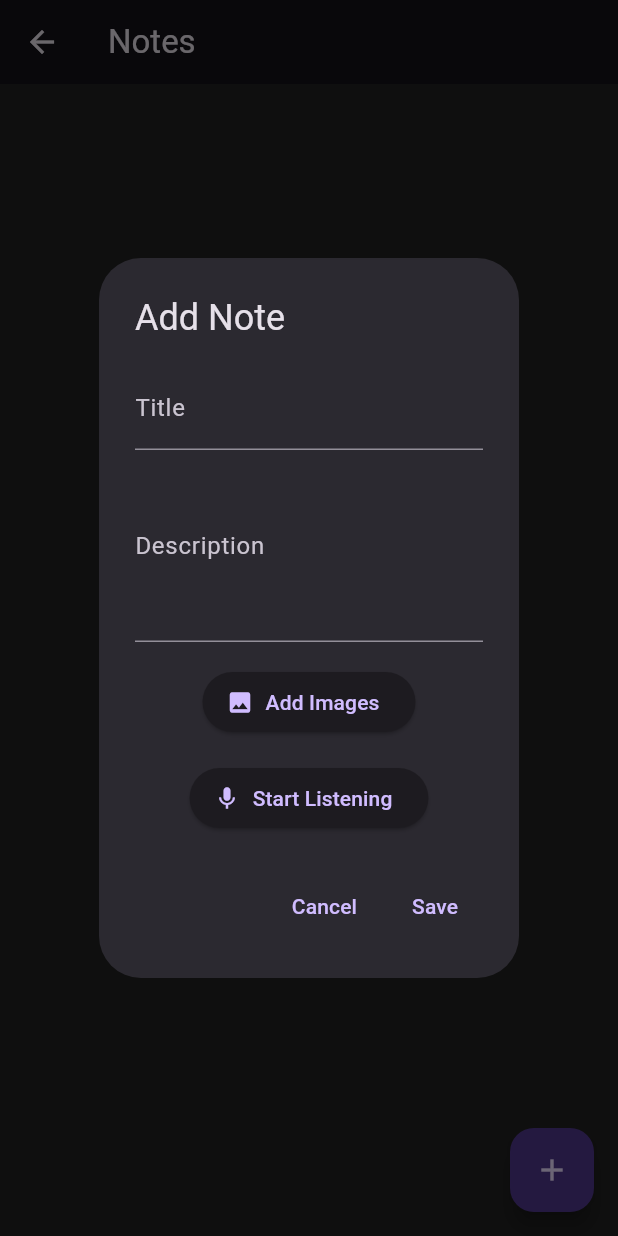
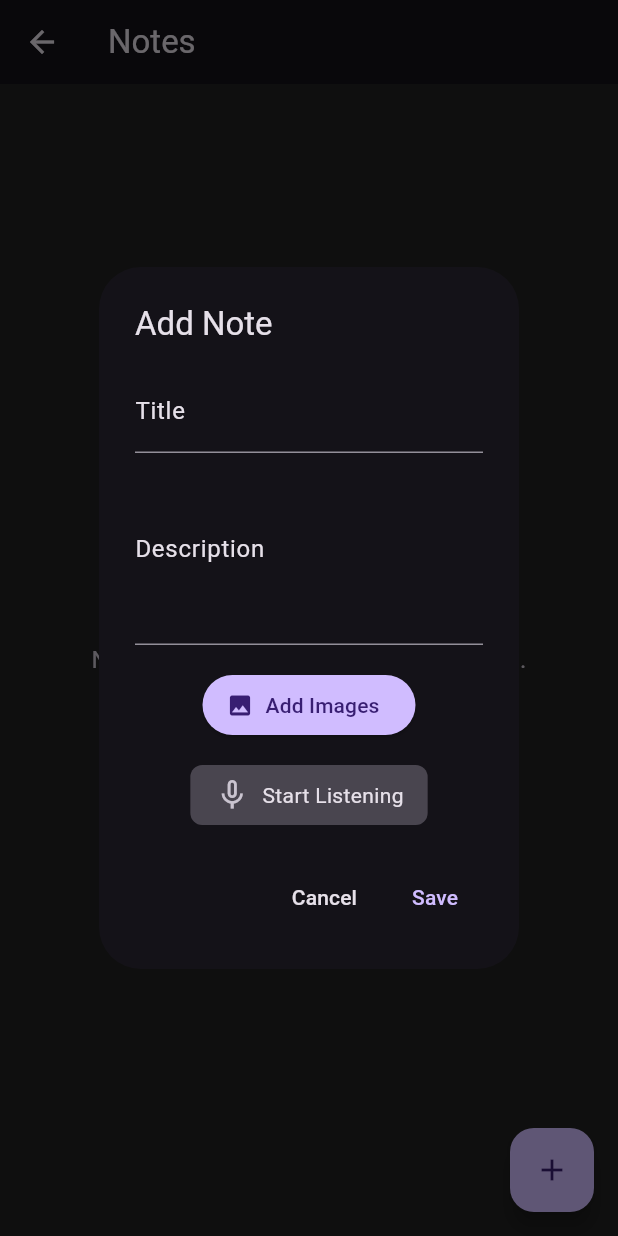
Before and after one commit to shresthasameerman/to_do_app, a Flutter app: the NotesPage screen opened directly, after a tap on the "add" icon, on a phone screen of 412 x 824 dp. Run offline on Flutter 3.47's test engine with Material 3 defaults, Android fonts, the phone set to English and light mode, and no system bars; our stand-ins replace flutter_local_notifications, flutter_slidable, hive_flutter, image_picker, speech_to_text, sqflite and 1 more; accounts and stored records are empty.

Commit message:
The last update was on may 11 2025 time 03:02 PM afternoon.

```diff
--- a/lib/Pages/Notes_Page.dart
+++ b/lib/Pages/Notes_Page.dart
@@ -120,6 +120,7 @@ class _NotesPageState extends State<NotesPage> {
     showModalBottomSheet(
       context: context,
       isScrollControlled: true,
+      backgroundColor: Theme.of(context).scaffoldBackgroundColor,
       builder: (context) {
         return SingleChildScrollView(
           padding: EdgeInsets.only(
@@ -135,8 +136,7 @@ class _NotesPageState extends State<NotesPage> {
                     padding: const EdgeInsets.only(bottom: 12),
                     child: Text(
                       note['title'],
-                      style: const TextStyle(
-                        fontSize: 20,
+                      style: Theme.of(context).textTheme.headlineSmall?.copyWith(
                         fontWeight: FontWeight.bold,
                       ),
                     ),
@@ -146,7 +146,7 @@ class _NotesPageState extends State<NotesPage> {
                     padding: const EdgeInsets.only(bottom: 16),
                     child: Text(
                       note['content'],
-                      style: const TextStyle(fontSize: 16),
+                      style: Theme.of(context).textTheme.bodyLarge,
                     ),
                   ),
                 if (images.isNotEmpty)
@@ -171,10 +171,10 @@ class _NotesPageState extends State<NotesPage> {
                                   return Container(
                                     width: 200,
                                     height: 200,
-                                    color: Colors.grey[200],
-                                    child: const Icon(
+                                    color: Theme.of(context).colorScheme.error.withOpacity(0.1),
+                                    child: Icon(
                                       Icons.broken_image,
-                                      color: Colors.grey,
+                                      color: Theme.of(context).colorScheme.error,
                                     ),
                                   );
                                 },
@@ -185,10 +185,10 @@ class _NotesPageState extends State<NotesPage> {
                           return Container(
                             width: 200,
                             height: 200,
-                            color: Colors.grey[200],
-                            child: const Icon(
+                            color: Theme.of(context).colorScheme.error.withOpacity(0.1),
+                            child: Icon(
                               Icons.broken_image,
-                              color: Colors.grey,
+                              color: Theme.of(context).colorScheme.error,
                             ),
                           );
                         }
@@ -201,7 +201,10 @@ class _NotesPageState extends State<NotesPage> {
                   children: [
                     TextButton(
                       onPressed: () => Navigator.pop(context),
-                      child: const Text('Close'),
+                      child: Text(
+                        'Close',
+                        style: TextStyle(color: Theme.of(context).colorScheme.primary),
+                      ),
                     ),
                   ],
                 ),
@@ -219,16 +222,23 @@ class _NotesPageState extends State<NotesPage> {
       appBar: AppBar(
         title: const Text("Notes"),
         elevation: 0,
+        backgroundColor: Theme.of(context).appBarTheme.backgroundColor,
       ),
       floatingActionButton: FloatingActionButton(
         onPressed: _addNewNote,
-        child: const Icon(Icons.add),
+        backgroundColor: Theme.of(context).colorScheme.primary,
+        child: Icon(
+          Icons.add,
+          color: Theme.of(context).colorScheme.onPrimary,
+        ),
       ),
       body: notes.isEmpty
-          ? const Center(
+          ? Center(
         child: Text(
           "No notes yet. Tap + to add a new note.",
-          style: TextStyle(color: Colors.grey),
+          style: Theme.of(context).textTheme.bodyLarge?.copyWith(
+            color: Theme.of(context).colorScheme.onSurfaceVariant,
+          ),
         ),
       )
           : Padding(
@@ -255,7 +265,7 @@ class _NotesPageState extends State<NotesPage> {
             return GestureDetector(
               onTap: () => _showNoteDetails(index),
               child: Card(
-                color: Colors.grey[800],
+                color: Theme.of(context).cardColor,
                 shape: RoundedRectangleBorder(
                   borderRadius: BorderRadius.circular(8),
                 ),
@@ -273,10 +283,9 @@ class _NotesPageState extends State<NotesPage> {
                               padding: const EdgeInsets.only(bottom: 8),
                               child: Text(
                                 note['title'],
-                                style: const TextStyle(
-                                  color: Colors.white,
+                                style: Theme.of(context).textTheme.titleMedium?.copyWith(
                                   fontWeight: FontWeight.bold,
-                                  fontSize: 16,
+                                  color: Theme.of(context).colorScheme.onSurface,
                                 ),
                                 maxLines: 2,
                                 overflow: TextOverflow.ellipsis,
@@ -288,7 +297,9 @@ class _NotesPageState extends State<NotesPage> {
                                 padding: const EdgeInsets.only(bottom: 8),
                                 child: Text(
                                   note['content'],
-                                  style: const TextStyle(color: Colors.white),
+                                  style: Theme.of(context).textTheme.bodyMedium?.copyWith(
+                                    color: Theme.of(context).colorScheme.onSurface,
+                                  ),
                                   maxLines: 4,
                                   overflow: TextOverflow.ellipsis,
                                 ),
@@ -316,10 +327,10 @@ class _NotesPageState extends State<NotesPage> {
                                             return Container(
                                               width: 80,
                                               height: 80,
-                                              color: Colors.grey[700],
-                                              child: const Icon(
+                                              color: Theme.of(context).colorScheme.error.withOpacity(0.1),
+                                              child: Icon(
                                                 Icons.broken_image,
-                                                color: Colors.white70,
+                                                color: Theme.of(context).colorScheme.error,
                                               ),
                                             );
                                           },
@@ -330,10 +341,10 @@ class _NotesPageState extends State<NotesPage> {
                                     return Container(
                                       width: 80,
                                       height: 80,
-                                      color: Colors.grey[700],
-                                      child: const Icon(
+                                      color: Theme.of(context).colorScheme.error.withOpacity(0.1),
+                                      child: Icon(
                                         Icons.broken_image,
-                                        color: Colors.white70,
+                                        color: Theme.of(context).colorScheme.error,
                                       ),
                                     );
                                   }
@@ -346,15 +357,25 @@ class _NotesPageState extends State<NotesPage> {
                         top: 0,
                         right: 0,
                         child: PopupMenuButton<String>(
-                          icon: const Icon(Icons.more_vert, color: Colors.white70, size: 20),
+                          icon: Icon(
+                            Icons.more_vert,
+                            color: Theme.of(context).colorScheme.onSurfaceVariant,
+                            size: 20,
+                          ),
                           itemBuilder: (context) => [
-                            const PopupMenuItem(
+                            PopupMenuItem(
                               value: 'edit',
-                              child: Text('Edit'),
+                              child: Text(
+                                'Edit',
+                                style: TextStyle(color: Theme.of(context).colorScheme.onSurface),
+                              ),
                             ),
-                            const PopupMenuItem(
+                            PopupMenuItem(
                               value: 'delete',
-                              child: Text('Delete', style: TextStyle(color: Colors.red)),
+                              child: Text(
+                                'Delete',
+                                style: TextStyle(color: Theme.of(context).colorScheme.error),
+                              ),
                             ),
                           ],
                           onSelected: (value) {
@@ -381,19 +402,31 @@ class _NotesPageState extends State<NotesPage> {
     showDialog(
       context: context,
       builder: (context) => AlertDialog(
-        title: const Text('Delete Note'),
-        content: const Text('Are you sure you want to delete this note?'),
+        title: Text(
+          'Delete Note',
+          style: Theme.of(context).textTheme.titleLarge,
+        ),
+        content: Text(
+          'Are you sure you want to delete this note?',
+          style: Theme.of(context).textTheme.bodyMedium,
+        ),
         actions: [
           TextButton(
             onPressed: () => Navigator.pop(context),
-            child: const Text('Cancel'),
+            child: Text(
+              'Cancel',
+              style: TextStyle(color: Theme.of(context).colorScheme.onSurface),
+            ),
           ),
           TextButton(
             onPressed: () {
               _deleteNote(index);
               Navigator.pop(context);
             },
-            child: const Text('Delete', style: TextStyle(color: Colors.red)),
+            child: Text(
+              'Delete',
+              style: TextStyle(color: Theme.of(context).colorScheme.error),
+            ),
           ),
         ],
       ),
@@ -472,6 +505,9 @@ class _AddNoteDialogState extends State<AddNoteDialog> {
             _validateFields();
           });
         },
+        listenFor: const Duration(seconds: 30),
+        pauseFor: const Duration(seconds: 5),
+        partialResults: true,
       );
       setState(() {
         _isListening = true;
@@ -483,6 +519,7 @@ class _AddNoteDialogState extends State<AddNoteDialog> {
     await widget.speechToText.stop();
     setState(() {
       _isListening = false;
+      _validateFields();
     });
   }
 
@@ -500,7 +537,11 @@ class _AddNoteDialogState extends State<AddNoteDialog> {
     final isFormValid = _titleError == null && _contentError == null;
 
     return AlertDialog(
-      title: const Text('Add Note'),
+      title: Text(
+        'Add Note',
+        style: Theme.of(context).textTheme.titleLarge,
+      ),
+      backgroundColor: Theme.of(context).dialogBackgroundColor,
       content: SingleChildScrollView(
         child: Column(
           mainAxisSize: MainAxisSize.min,
@@ -510,21 +551,36 @@ class _AddNoteDialogState extends State<AddNoteDialog> {
               decoration: InputDecoration(
                 labelText: 'Title',
                 errorText: _titleError,
+                labelStyle: TextStyle(color: Theme.of(context).colorScheme.onSurface),
+                errorStyle: TextStyle(color: Theme.of(context).colorScheme.error),
               ),
+              style: TextStyle(color: Theme.of(context).colorScheme.onSurface),
             ),
             TextField(
               controller: _contentController,
               decoration: InputDecoration(
                 labelText: 'Description',
                 errorText: _contentError,
+                labelStyle: TextStyle(color: Theme.of(context).colorScheme.onSurface),
+                errorStyle: TextStyle(color: Theme.of(context).colorScheme.error),
               ),
               maxLines: 4,
+              style: TextStyle(color: Theme.of(context).colorScheme.onSurface),
             ),
             const SizedBox(height: 16),
             ElevatedButton.icon(
               onPressed: _pickImages,
-              icon: const Icon(Icons.image),
-              label: const Text('Add Images'),
+              icon: Icon(
+                Icons.image,
+                color: Theme.of(context).colorScheme.onPrimary,
+              ),
+              label: Text(
+                'Add Images',
+                style: TextStyle(color: Theme.of(context).colorScheme.onPrimary),
+              ),
+              style: ElevatedButton.styleFrom(
+                backgroundColor: Theme.of(context).colorScheme.primary,
+              ),
             ),
             if (_images.isNotEmpty)
               SizedBox(
@@ -551,28 +607,73 @@ class _AddNoteDialogState extends State<AddNoteDialog> {
                       return Container(
                         width: 100,
                         height: 100,
-                        color: Colors.grey[200],
-                        child: const Icon(Icons.broken_image),
+                        color: Theme.of(context).colorScheme.error.withOpacity(0.1),
+                        child: Icon(
+                          Icons.broken_image,
+                          color: Theme.of(context).colorScheme.error,
+                        ),
                       );
                     }
                   },
                 ),
               ),
             const SizedBox(height: 16),
-            ElevatedButton.icon(
-              onPressed: widget.speechInitialized
+            GestureDetector(
+              onTap: widget.speechInitialized
                   ? (_isListening ? _stopListening : _startListening)
                   : null,
-              icon: Icon(_isListening ? Icons.mic_off : Icons.mic),
-              label: Text(_isListening ? 'Stop Listening' : 'Start Listening'),
+              child: AnimatedContainer(
+                duration: const Duration(milliseconds: 300),
+                padding: const EdgeInsets.symmetric(horizontal: 16, vertical: 8),
+                decoration: BoxDecoration(
+                  color: _isListening
+                      ? Theme.of(context).colorScheme.primary.withOpacity(0.2)
+                      : Theme.of(context).colorScheme.surfaceVariant,
+                  borderRadius: BorderRadius.circular(8),
+                ),
+                child: Row(
+                  mainAxisSize: MainAxisSize.min,
+                  children: [
+                    Icon(
+                      _isListening ? Icons.mic : Icons.mic_none,
+                      color: _isListening
+                          ? Theme.of(context).colorScheme.primary
+                          : Theme.of(context).colorScheme.onSurfaceVariant,
+                    ),
+                    const SizedBox(width: 8),
+                    Text(
+                      _isListening ? 'Stop Listening' : 'Start Listening',
+                      style: TextStyle(
+                        color: _isListening
+                            ? Theme.of(context).colorScheme.primary
+                            : Theme.of(context).colorScheme.onSurface,
+                      ),
+                    ),
+                  ],
+                ),
+              ),
             ),
+            if (!widget.speechInitialized)
+              Padding(
+                padding: const EdgeInsets.only(top: 8),
+                child: Text(
+                  'Speech recognition not available. Check microphone permissions.',
+                  style: TextStyle(
+                    color: Theme.of(context).colorScheme.error,
+                    fontSize: 12,
+                  ),
+                ),
+              ),
           ],
         ),
       ),
       actions: [
         TextButton(
           onPressed: () => Navigator.pop(context),
-          child: const Text('Cancel'),
+          child: Text(
+            'Cancel',
+            style: TextStyle(color: Theme.of(context).colorScheme.onSurface),
+          ),
         ),
         TextButton(
           onPressed: isFormValid
@@ -585,7 +686,14 @@ class _AddNoteDialogState extends State<AddNoteDialog> {
             Navigator.pop(context);
           }
               : null,
-          child: const Text('Save'),
+          child: Text(
+            'Save',
+            style: TextStyle(
+              color: isFormValid
+                  ? Theme.of(context).colorScheme.primary
+                  : Theme.of(context).colorScheme.onSurface.withOpacity(0.5),
+            ),
+          ),
         ),
       ],
     );
```
